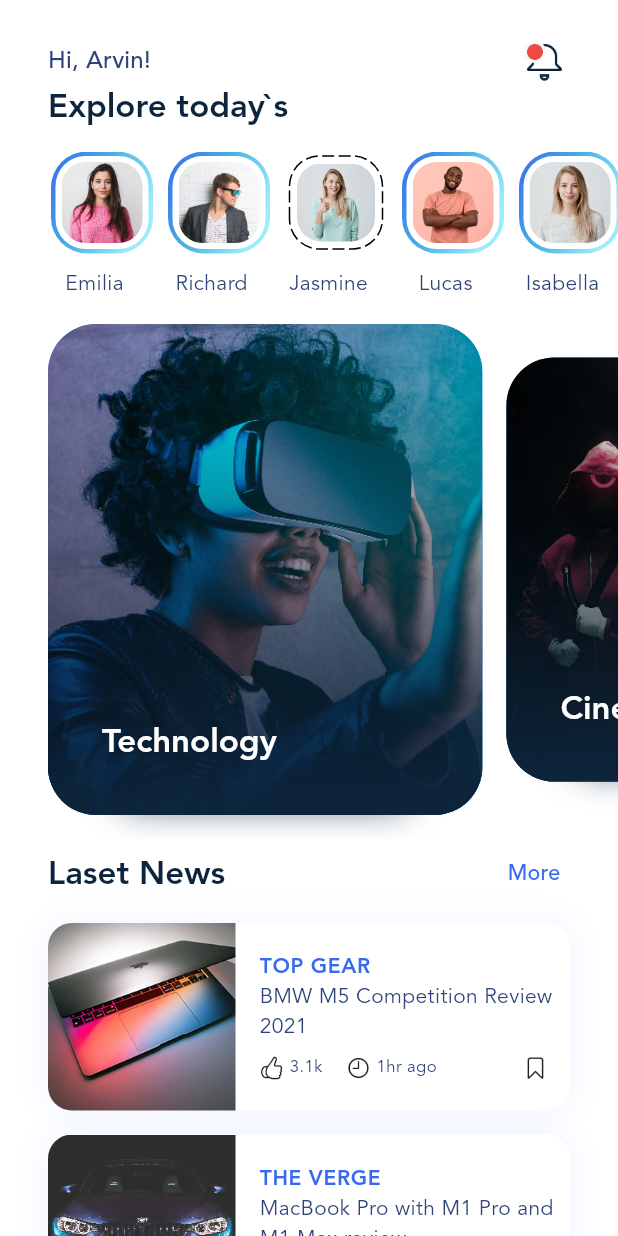
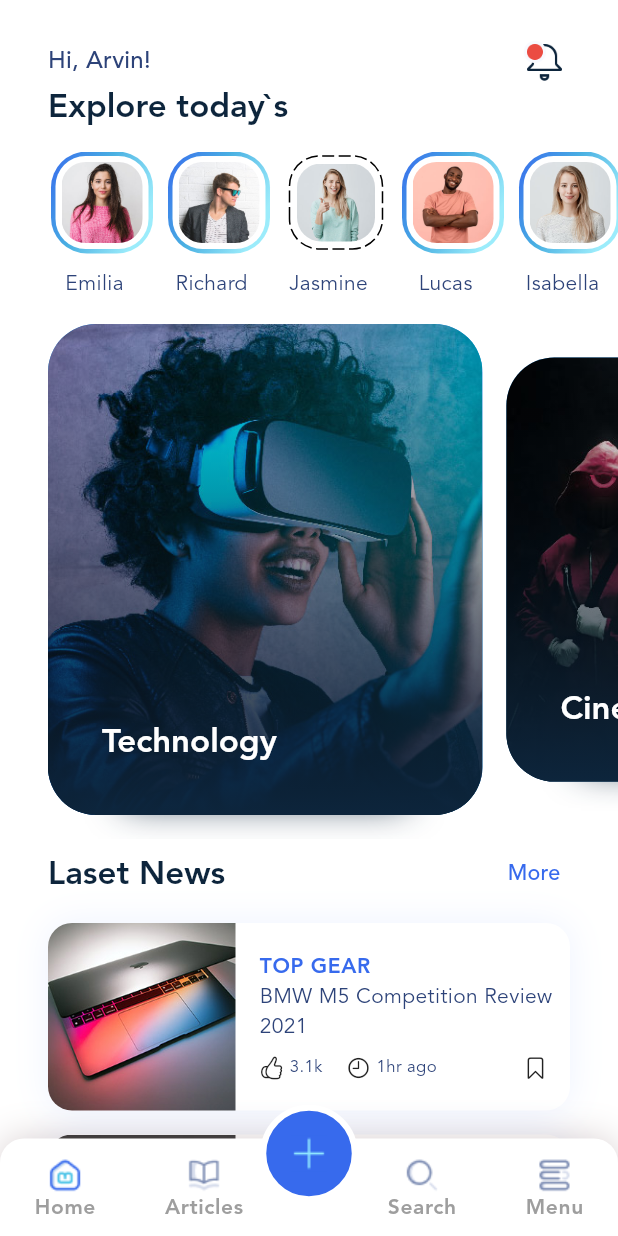
Before and after one commit to rvicode/blog_app, a Flutter app: the screen it shows after launch, on a phone screen of 412 x 824 dp. Run offline on Flutter 3.47's test engine with Material 3 defaults, Android fonts, the phone set to English and light mode, and no system bars; drawn by our look-alikes of dotted_border.

```diff
--- a/lib/main.dart
+++ b/lib/main.dart
@@ -1,11 +1,8 @@
-import 'dart:ffi';
-
 import 'package:blog_app/carousel/carousel_slider.dart';
 import 'package:blog_app/fake_data/data.dart';
 import 'package:dotted_border/dotted_border.dart';
 import 'package:flutter/cupertino.dart';
 import 'package:flutter/material.dart';
-import 'package:flutter/widgets.dart';
 
 void main() {
   runApp(const MyApp());
@@ -41,7 +38,113 @@ class MyApp extends StatelessWidget {
                 fontSize: 14)),
         useMaterial3: true,
       ),
-      home: MyHomePage(),
+      home: Stack(
+        children: [
+          Positioned.fill(child: MyHomePage()),
+          const Positioned(
+              right: 0, left: 0, bottom: 0, child: _BottomNavigation()),
+        ],
+      ),
+    );
+  }
+}
+
+class _BottomNavigation extends StatelessWidget {
+  const _BottomNavigation({super.key});
+
+  @override
+  Widget build(BuildContext context) {
+    return SizedBox(
+      height: 110,
+      child: Stack(
+        children: [
+          Positioned(
+            right: 0,
+            left: 0,
+            bottom: 0,
+            child: Container(
+              height: 65,
+              decoration: BoxDecoration(
+                  color: Colors.white,
+                  boxShadow: [
+                    BoxShadow(
+                        blurRadius: 20,
+                        color: const Color(0xff9b8487).withOpacity(0.4))
+                  ],
+                  borderRadius: const BorderRadius.only(
+                      topRight: Radius.circular(16),
+                      topLeft: Radius.circular(16))),
+              child: const Padding(
+                padding: EdgeInsets.only(top: 12),
+                child: Row(
+                  mainAxisAlignment: MainAxisAlignment.spaceAround,
+                  children: [
+                    _BottomNavigationItem(
+                      iconFileName: 'Home.png',
+                      activeiconFileName: 'Home.png',
+                      title: 'Home',
+                    ),
+                    _BottomNavigationItem(
+                      iconFileName: 'Articles.png',
+                      activeiconFileName: 'Articles.png',
+                      title: 'Articles',
+                    ),
+                    SizedBox(
+                      width: 4,
+                    ),
+                    _BottomNavigationItem(
+                      iconFileName: 'Search.png',
+                      activeiconFileName: 'Search.png',
+                      title: 'Search',
+                    ),
+                    _BottomNavigationItem(
+                      iconFileName: 'Menu.png',
+                      activeiconFileName: 'Menu.png',
+                      title: 'Menu',
+                    ),
+                  ],
+                ),
+              ),
+            ),
+          ),
+          Center(
+            child: Container(
+              height: 65,
+              width: 65,
+              decoration: BoxDecoration(
+                  borderRadius: BorderRadius.circular(32.5),
+                  border: Border.all(color: Colors.white, width: 4),
+                  color: const Color(0xff376AED)),
+              child: Image.asset('assets/img/icons/plus.png'),
+            ),
+          ),
+        ],
+      ),
+    );
+  }
+}
+
+class _BottomNavigationItem extends StatelessWidget {
+  final String iconFileName;
+  final String activeiconFileName;
+  final String title;
+  const _BottomNavigationItem({
+    super.key,
+    required this.iconFileName,
+    required this.activeiconFileName,
+    required this.title,
+  });
+
+  @override
+  Widget build(BuildContext context) {
+    final textTheme = Theme.of(context).textTheme;
+    return Column(
+      children: [
+        Image.asset(
+          'assets/img/icons/$iconFileName',
+        ),
+        Text(title, style: textTheme.bodySmall!.apply(color: Colors.grey))
+      ],
     );
   }
 }
@@ -132,7 +235,7 @@ class MyHomePage extends StatelessWidget {
                               child: Text(
                                 'More',
                                 style: textTheme.titleMedium!.apply(
-                                    color: Color(0xff376AED),
+                                    color: const Color(0xff376AED),
                                     fontSizeFactor: 0.9),
                               ))
                         ],
@@ -311,20 +414,20 @@ class _PostItem extends StatelessWidget {
                     ),
                     Expanded(
                       child: Container(
-                        alignment: Alignment.centerRight,
-                        child:
-                        post.isBookmarked?
-                        Icon(
-                          CupertinoIcons.bookmark_fill,
-                          size: 16,
-                        ):
-                        Icon(
-                          CupertinoIcons.bookmark,
-                          size: 16,
-                        )
-                      ),
+                          alignment: Alignment.centerRight,
+                          child: post.isBookmarked
+                              ? const Icon(
+                                  CupertinoIcons.bookmark_fill,
+                                  size: 16,
+                                )
+                              : const Icon(
+                                  CupertinoIcons.bookmark,
+                                  size: 16,
+                                )),
                     ),
-                    const SizedBox(width: 15,)
+                    const SizedBox(
+                      width: 15,
+                    )
                   ],
                 ),
               ],
```
